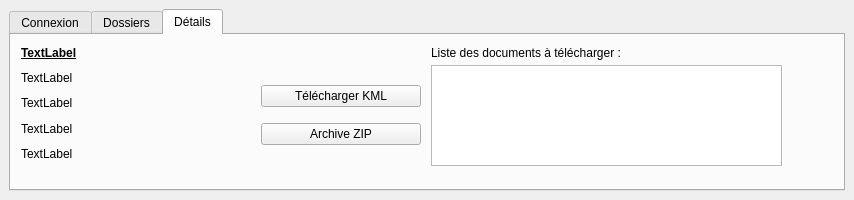
Above: ui_geofoncierconsultation.ui from Gustry/GeoFoncier-consultation before the change. Below: the same form after it.
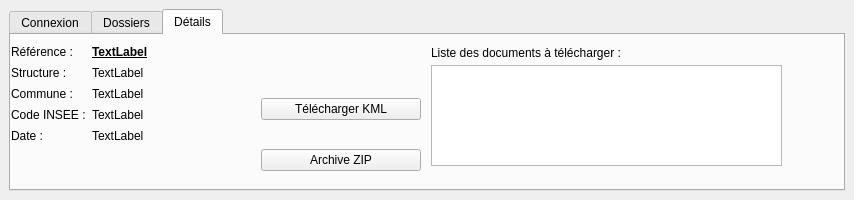
That is the form after the change. The open tabs and pages were chosen to show the change. Icons and pictures are not drawn.

What changed in the file:
```diff
--- a/ui_geofoncierconsultation.ui
+++ b/ui_geofoncierconsultation.ui
@@ -314,15 +314,58 @@
          <string>Liste des documents à télécharger :</string>
         </property>
        </widget>
+       <widget class="QWidget" name="verticalLayoutWidget">
+        <property name="geometry">
+         <rect>
+          <x>250</x>
+          <y>40</y>
+          <width>160</width>
+          <height>121</height>
+         </rect>
+        </property>
+        <layout class="QVBoxLayout" name="verticalLayout_2">
+         <item>
+          <widget class="QPushButton" name="pushButton_telecharger_kml">
+           <property name="text">
+            <string>Télécharger KML</string>
+           </property>
+          </widget>
+         </item>
+         <item>
+          <widget class="QPushButton" name="pushButton_ZIP">
+           <property name="text">
+            <string>Archive ZIP</string>
+           </property>
+           <property name="icon">
+            <iconset resource="resources.qrc">
+             <normaloff>:/resources/zip</normaloff>:/resources/zip</iconset>
+           </property>
+          </widget>
+         </item>
+        </layout>
+       </widget>
+       <widget class="QWidget" name="formLayoutWidget_2">
+        <property name="geometry">
+         <rect>
+          <x>0</x>
+          <y>10</y>
+          <width>231</width>
+          <height>121</height>
+         </rect>
+        </property>
+        <layout class="QFormLayout" name="formLayout_2">
+         <property name="verticalSpacing">
+          <number>7</number>
+         </property>
+         <item row="1" column="0">
+          <widget class="QLabel" name="label_3">
+           <property name="text">
+            <string>Référence :</string>
+           </property>
+          </widget>
+         </item>
+         <item row="1" column="1">
        <widget class="QLabel" name="label_reference">
-        <property name="geometry">
-         <rect>
-          <x>10</x>
-          <y>10</y>
-          <width>131</width>
-          <height>16</height>
-         </rect>
-        </property>
         <property name="font">
          <font>
           <weight>75</weight>
@@ -337,20 +380,15 @@
          <string>TextLabel</string>
         </property>
        </widget>
-       <widget class="QWidget" name="layoutWidget_2">
-        <property name="geometry">
-         <rect>
-          <x>10</x>
-          <y>30</y>
-          <width>211</width>
-          <height>101</height>
-         </rect>
-        </property>
-        <layout class="QVBoxLayout" name="verticalLayout">
-         <property name="spacing">
-          <number>0</number>
-         </property>
-         <item>
+         </item>
+         <item row="2" column="0">
+          <widget class="QLabel" name="label_4">
+           <property name="text">
+            <string>Structure :</string>
+           </property>
+          </widget>
+         </item>
+         <item row="2" column="1">
           <widget class="QLabel" name="label_structure">
            <property name="whatsThis">
             <string notr="true"/>
@@ -360,7 +398,14 @@
            </property>
           </widget>
          </item>
-         <item>
+         <item row="3" column="0">
+          <widget class="QLabel" name="label_5">
+           <property name="text">
+            <string>Commune :</string>
+           </property>
+          </widget>
+         </item>
+         <item row="3" column="1">
           <widget class="QLabel" name="label_commune">
            <property name="whatsThis">
             <string notr="true"/>
@@ -370,7 +415,14 @@
            </property>
           </widget>
          </item>
-         <item>
+         <item row="4" column="0">
+          <widget class="QLabel" name="label_6">
+           <property name="text">
+            <string>Code INSEE :</string>
+           </property>
+          </widget>
+         </item>
+         <item row="4" column="1">
           <widget class="QLabel" name="label_insee">
            <property name="whatsThis">
             <string notr="true"/>
@@ -380,7 +432,14 @@
            </property>
           </widget>
          </item>
-         <item>
+         <item row="5" column="0">
+          <widget class="QLabel" name="label_7">
+           <property name="text">
+            <string>Date :</string>
+           </property>
+          </widget>
+         </item>
+         <item row="5" column="1">
           <widget class="QLabel" name="label_date">
            <property name="whatsThis">
             <string notr="true"/>
@@ -392,36 +451,6 @@
          </item>
         </layout>
        </widget>
-       <widget class="QWidget" name="verticalLayoutWidget">
-        <property name="geometry">
-         <rect>
-          <x>250</x>
-          <y>40</y>
-          <width>160</width>
-          <height>82</height>
-         </rect>
-        </property>
-        <layout class="QVBoxLayout" name="verticalLayout_2">
-         <item>
-          <widget class="QPushButton" name="pushButton_telecharger_kml">
-           <property name="text">
-            <string>Télécharger KML</string>
-           </property>
-          </widget>
-         </item>
-         <item>
-          <widget class="QPushButton" name="pushButton_ZIP">
-           <property name="text">
-            <string>Archive ZIP</string>
-           </property>
-           <property name="icon">
-            <iconset resource="resources.qrc">
-             <normaloff>:/resources/zip</normaloff>:/resources/zip</iconset>
-           </property>
-          </widget>
-         </item>
-        </layout>
-       </widget>
       </widget>
      </widget>
     </item>
```
Left out of the diff: 2 changed lines with no effect on the pictures. Lines whose indentation alone changed are shown as unchanged.
